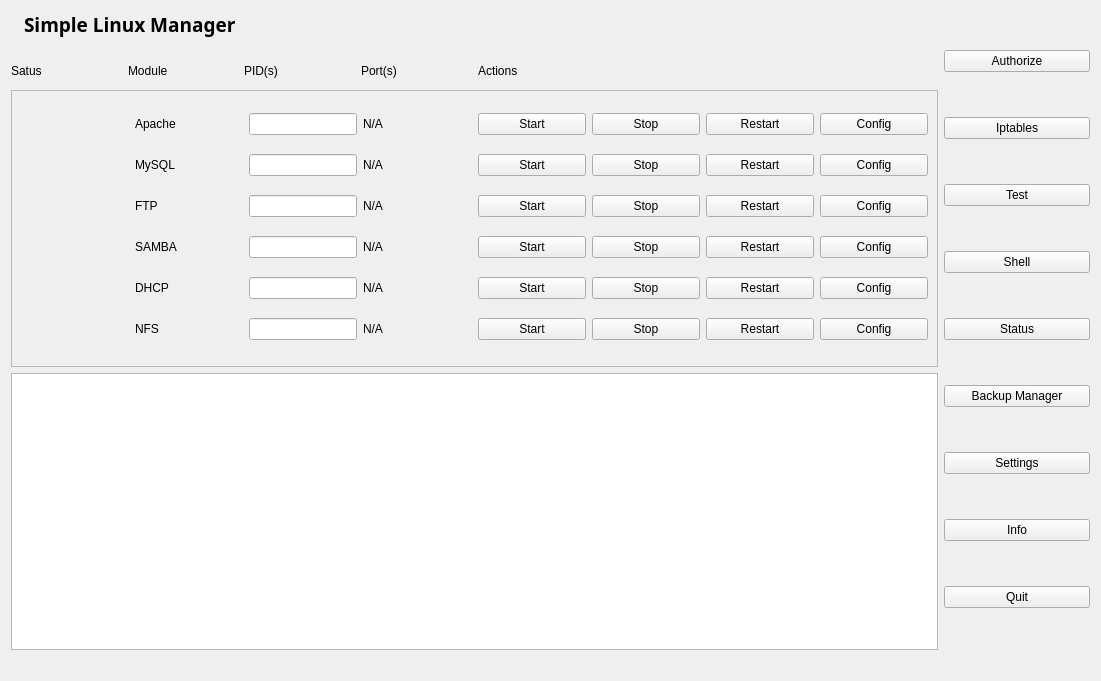
Above: main_widget.ui from kubekpop/slm before the change. Below: the same form after it.
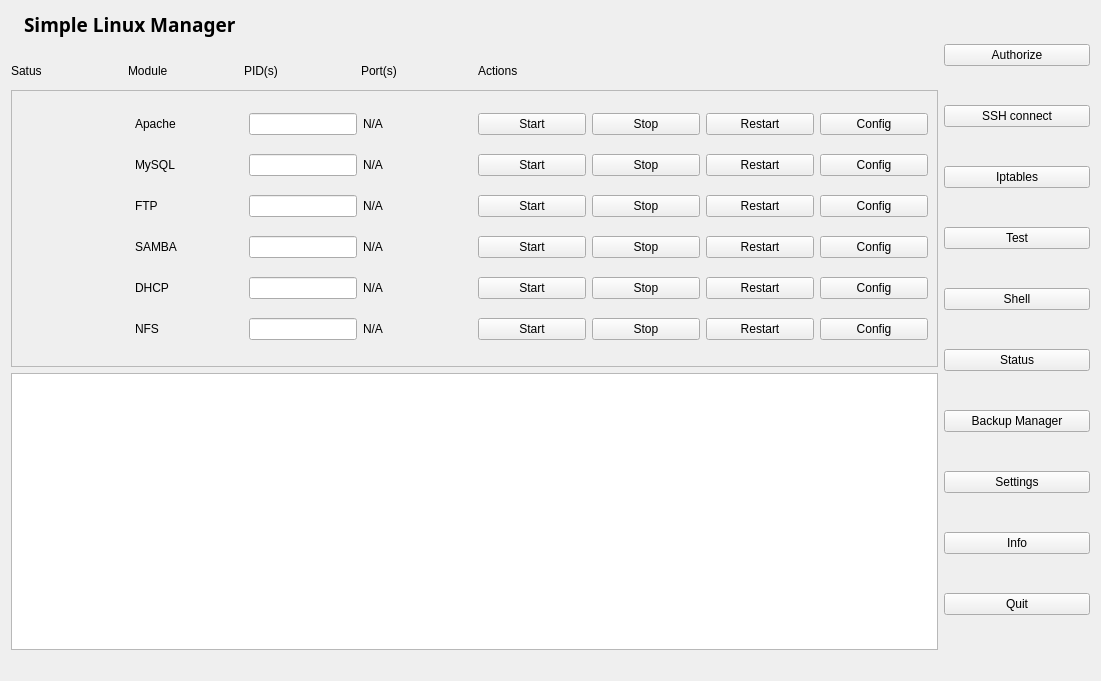
That is the form after the change. Icons and pictures are not drawn.

Patch:
```diff
--- a/main_widget.ui
+++ b/main_widget.ui
@@ -32,6 +32,13 @@
          </property>
         </widget>
        </item>
+       <item>
+        <widget class="QPushButton" name="ssh_connect">
+         <property name="text">
+          <string>SSH connect</string>
+         </property>
+        </widget>
+       </item>
        <item>
         <widget class="QPushButton" name="iptables">
          <property name="text">
```
Left out of the diff: 2 changed lines with no effect on the pictures.
